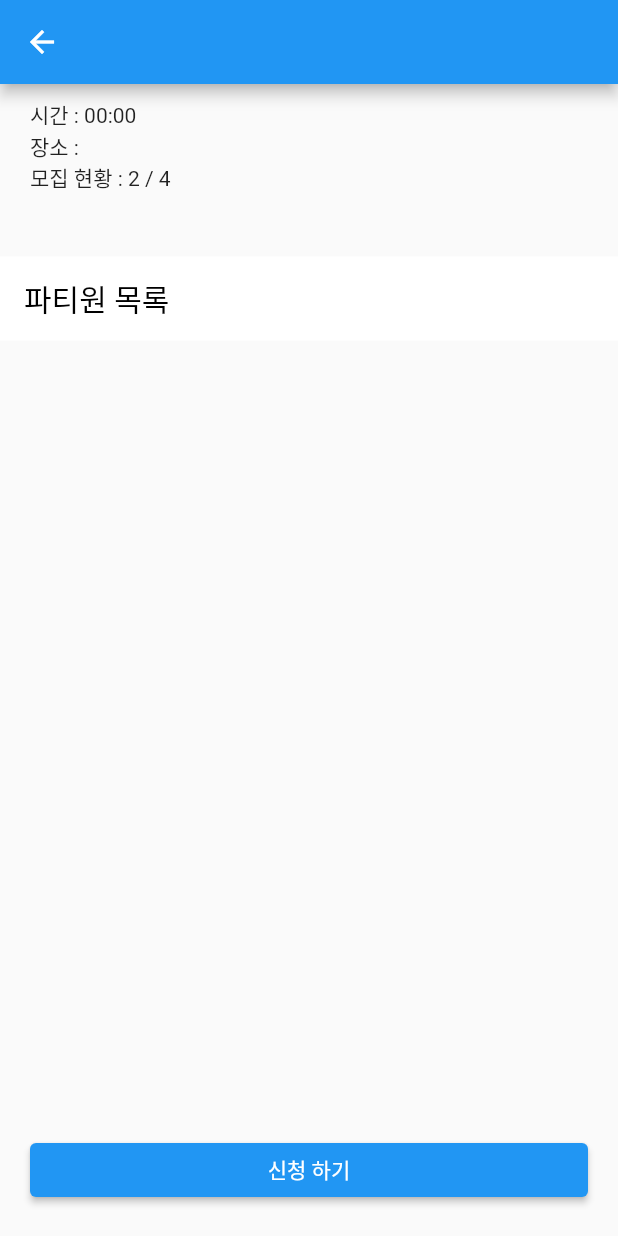
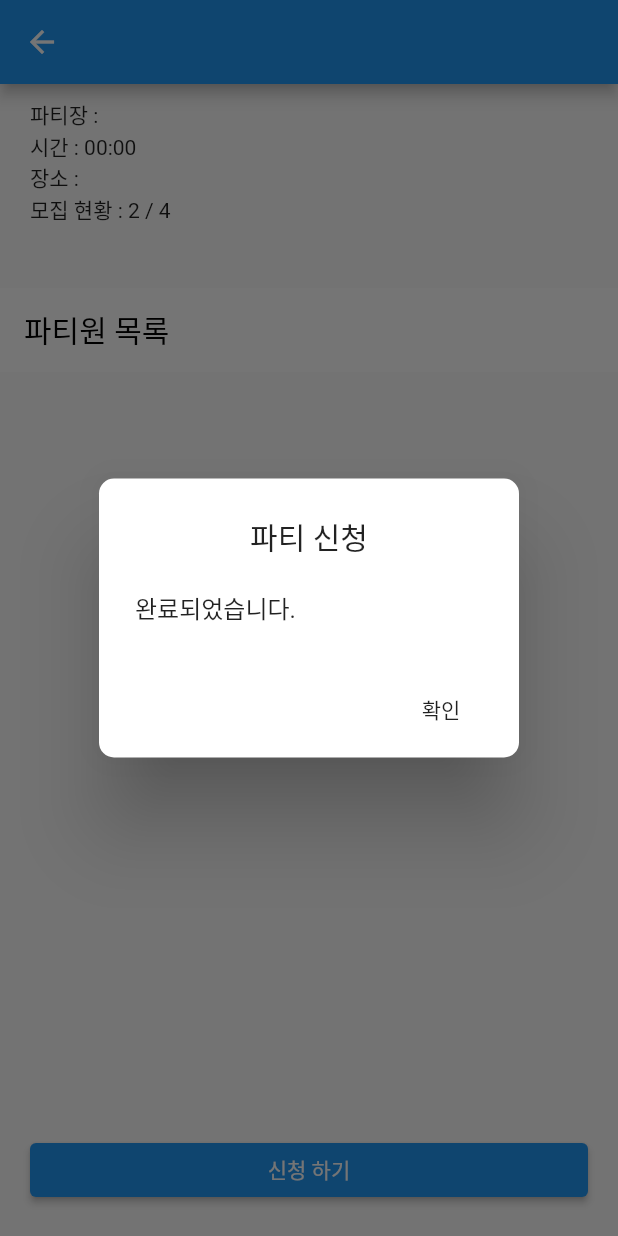
Before and after one commit to Dawon00/snack-party, a Flutter app: the PartyScreen screen opened directly with empty values, after a tap on "신청 하기", on a phone screen of 412 x 824 dp. Run offline on Flutter 3.47's test engine with Material 2 defaults, Android fonts, the phone set to English and light mode, and no system bars; our stand-ins replace cloud_firestore, firebase_auth, firebase_core, flutter_form_builder; accounts and stored records are empty; network calls fail.

Commit message:
FIX - 신청 기능 코드 정리

```diff
--- a/lib/model/party.dart
+++ b/lib/model/party.dart
@@ -5,7 +5,8 @@ class Party {
   //final DateTime datetime;
   final String place;
   final String info;
-  final String uid;
+  final String id;
+  final String author;
   final List partymember;
 
   Party({
@@ -13,7 +14,8 @@ class Party {
     //required this.datetime,
     required this.place,
     required this.info,
-    required this.uid,
+    required this.id,
+    required this.author,
     required this.partymember,
   });
 
@@ -23,7 +25,8 @@ class Party {
         //datetime = DateTime.parse(map['datetime']),
         place = map['place'],
         info = map['info'],
-        uid = map['uid'],
+        id = map['id'],
+        author = map['author'],
         partymember = map['partymember'];
 
   static Party fromSnap(DocumentSnapshot snap) {
@@ -33,7 +36,8 @@ class Party {
       partytitle: snapshot["partytitle"],
       place: snapshot["place"],
       info: snapshot["info"],
-      uid: snapshot['uid'],
+      id: snapshot['id'],
+      author: snapshot['author'],
       partymember: snapshot["partymember"],
     );
   }
@@ -42,7 +46,8 @@ class Party {
       partytitle: json['partytitle'],
       place: json['place'],
       info: json['age'],
-      uid: json['uid'],
+      id: json['id'],
+      author: json['author'],
       partymember: json['partymember']);
 
   Map<String, dynamic> toJson() => {
@@ -50,7 +55,9 @@ class Party {
         //"datetime": datetime,
         "place": place,
         "info": info,
-        "uid": uid,
+        "id": id,
+        "author": author,
+
         "partymember": partymember,
       };
 
--- a/lib/screen/add_party_screen.dart
+++ b/lib/screen/add_party_screen.dart
@@ -95,7 +95,8 @@ class _AddPartyScreenState extends State<AddPartyScreen> {
                             partytitle: controllerPartyTitle.text,
                             place: controllerPlace.text,
                             info: controllerInfo.text,
-                            uid: UniqueKey().toString(),
+                            id: UniqueKey().toString(),
+                            author: FirebaseAuth.instance.currentUser!.uid,
                             partymember: [],
                           );
                           createParty(party);
@@ -129,7 +130,6 @@ class _AddPartyScreenState extends State<AddPartyScreen> {
                                       child: new Text("확인"),
                                       onPressed: () {
                                         Navigator.pop(context);
-                                        Navigator.pop(context);
                                       },
                                     ),
                                   ],
--- a/lib/screen/party_screen.dart
+++ b/lib/screen/party_screen.dart
@@ -2,7 +2,7 @@ import 'package:cloud_firestore/cloud_firestore.dart';
 import 'package:firebase_auth/firebase_auth.dart';
 import 'package:flutter/material.dart';
 import 'package:snackparty/model/party.dart';
-import 'package:snackparty/model/user.dart' as model;
+import 'package:snackparty/model/user.dart';
 import 'package:snackparty/screen/home_screen.dart';
 
 class PartyScreen extends StatefulWidget {
@@ -33,6 +33,7 @@ class _PartyScreenState extends State<PartyScreen> {
                   child: Column(
                     crossAxisAlignment: CrossAxisAlignment.start,
                     children: [
+                      Text('파티장 : ' + widget.party.author),
                       Text('시간 : 00:00'),
                       Text('장소 : ' + widget.party.place),
                       Text('모집 현황 : 2 / 4'),
@@ -69,19 +70,14 @@ class _PartyScreenState extends State<PartyScreen> {
             //user 모델에 신청한 party 추가
             CollectionReference user = firestore.collection('users');
             user.doc(FirebaseAuth.instance.currentUser!.uid).update({
-              'parties': FieldValue.arrayUnion([widget.party.uid])
+              'parties': FieldValue.arrayUnion([widget.party.id])
             });
             //party 모델에 신청한 user 추가
             CollectionReference party = firestore.collection('party');
 
-            final DocumentSnapshot snapshot = await firestore
-                .collection('users')
-                .doc(FirebaseAuth.instance.currentUser!.uid)
-                .get();
-
-            party.doc(widget.party.uid).update({
+            party.doc(widget.party.id).update({
               'partymember': FieldValue.arrayUnion(
-                  [model.User.fromSnap(snapshot).toJson()['username']])
+                  [FirebaseAuth.instance.currentUser!.uid])
             });
 
             showDialog(
@@ -118,6 +114,7 @@ class _PartyScreenState extends State<PartyScreen> {
                     ],
                   );
                 });
+            setState(() {});
           },
         ),
       ),
```
